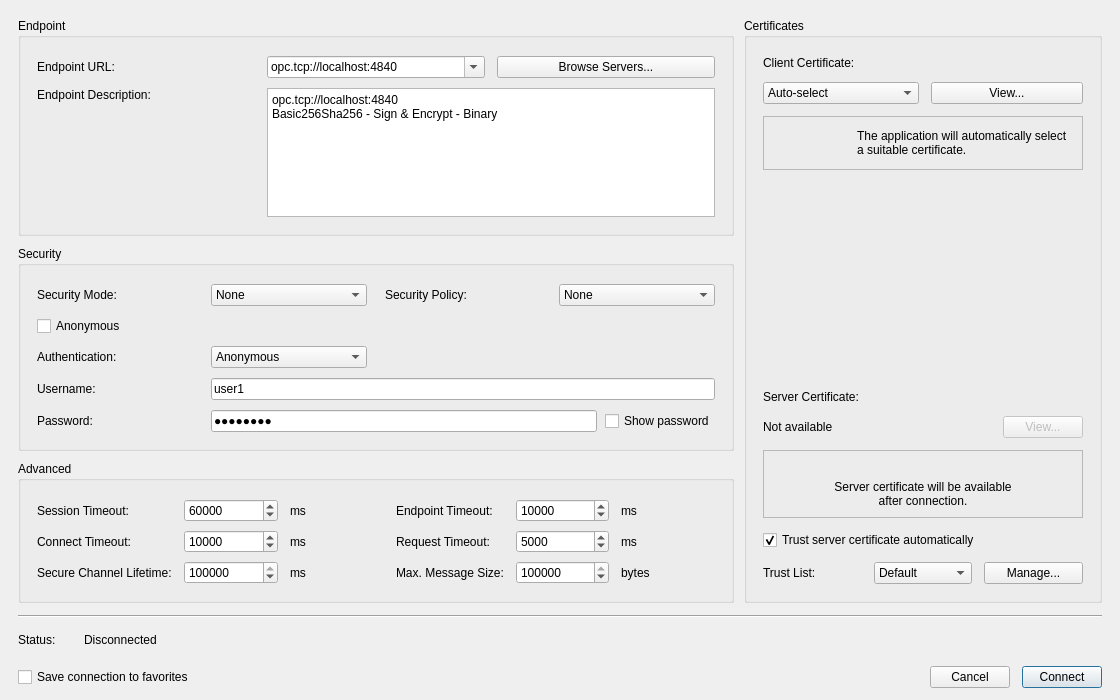
First picture: the form in src/dialogs/connectiondialog.ui, repository sanny32/OpenUaExplorer, before the edit.
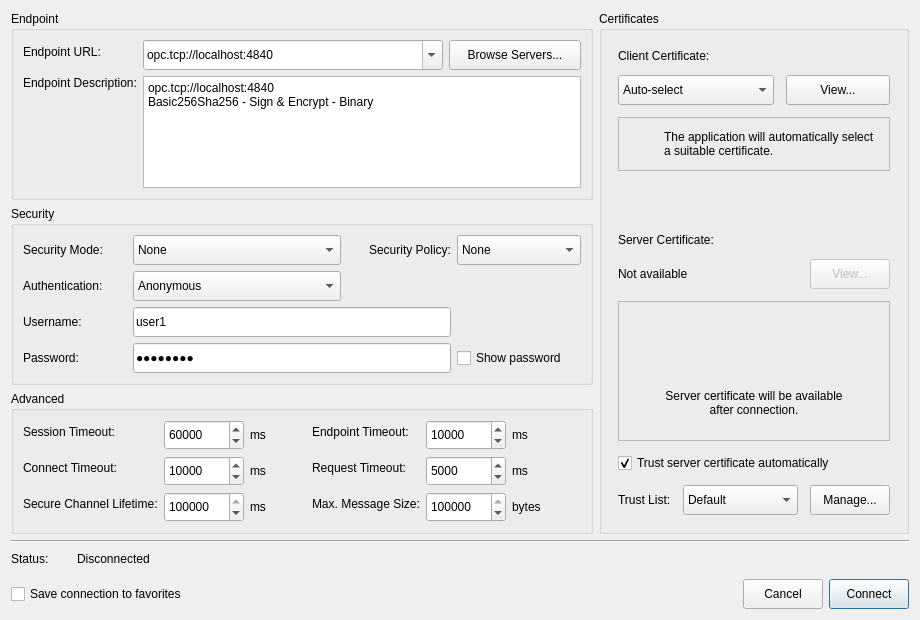
Second picture: the form after the edit. Icons and pictures are not drawn. Custom widgets are drawn as their Qt base class.

Commit message: refact: Update ConnectionDialog UI layout and properties for improved usability and aesthetics

Diff of the .ui file:
```diff
--- a/src/dialogs/connectiondialog.ui
+++ b/src/dialogs/connectiondialog.ui
@@ -6,13 +6,13 @@
    <rect>
     <x>0</x>
     <y>0</y>
-    <width>1120</width>
-    <height>700</height>
+    <width>920</width>
+    <height>620</height>
    </rect>
   </property>
   <property name="minimumSize">
    <size>
-    <width>980</width>
+    <width>920</width>
     <height>620</height>
    </size>
   </property>
@@ -23,92 +23,18 @@
    <iconset resource="../resources.qrc">
     <normaloff>:/app.ico</normaloff>:/app.ico</iconset>
   </property>
-  <layout class="QVBoxLayout" name="rootLayout">
-   <property name="spacing">
-    <number>12</number>
-   </property>
-   <property name="leftMargin">
-    <number>18</number>
-   </property>
-   <property name="topMargin">
-    <number>18</number>
-   </property>
-   <property name="rightMargin">
-    <number>18</number>
-   </property>
-   <property name="bottomMargin">
-    <number>12</number>
-   </property>
+  <layout class="QVBoxLayout" name="verticalLayout_2">
    <item>
-    <layout class="QHBoxLayout" name="contentLayout" stretch="2,1">
-     <property name="spacing">
-      <number>10</number>
-     </property>
+    <layout class="QHBoxLayout" name="horizontalLayout_9">
      <item>
-      <layout class="QVBoxLayout" name="leftLayout">
-       <property name="spacing">
-        <number>10</number>
-       </property>
+      <layout class="QVBoxLayout" name="verticalLayout">
        <item>
         <widget class="QGroupBox" name="endpointGroupBox">
          <property name="title">
           <string>Endpoint</string>
          </property>
-         <layout class="QGridLayout" name="endpointLayout">
-          <property name="leftMargin">
-           <number>16</number>
-          </property>
-          <property name="topMargin">
-           <number>18</number>
-          </property>
-          <property name="rightMargin">
-           <number>16</number>
-          </property>
-          <property name="bottomMargin">
-           <number>16</number>
-          </property>
-          <property name="horizontalSpacing">
-           <number>12</number>
-          </property>
-          <property name="verticalSpacing">
-           <number>10</number>
-          </property>
-          <item row="0" column="0">
-           <widget class="QLabel" name="endpointUrlLabel">
-            <property name="text">
-             <string>Endpoint URL:</string>
-            </property>
-           </widget>
-          </item>
-          <item row="0" column="1">
-           <widget class="QComboBox" name="endpointComboBox">
-            <property name="minimumHeight">
-             <number>30</number>
-            </property>
-            <property name="editable">
-             <bool>true</bool>
-            </property>
-            <item>
-             <property name="text">
-              <string>opc.tcp://localhost:4840</string>
-             </property>
-            </item>
-           </widget>
-          </item>
-          <item row="0" column="2">
-           <widget class="QPushButton" name="browseServersButton">
-            <property name="minimumHeight">
-             <number>34</number>
-            </property>
-            <property name="minimumWidth">
-             <number>116</number>
-            </property>
-            <property name="text">
-             <string>Browse Servers...</string>
-            </property>
-           </widget>
-          </item>
-          <item row="1" column="0">
+         <layout class="QFormLayout" name="formLayout">
+          <item row="2" column="0">
            <widget class="QLabel" name="endpointDescriptionLabel">
             <property name="text">
              <string>Endpoint Description:</string>
@@ -118,7 +44,7 @@
             </property>
            </widget>
           </item>
-          <item row="1" column="1" colspan="2">
+          <item row="2" column="1">
            <widget class="QTextEdit" name="endpointDescriptionEdit">
             <property name="minimumHeight">
              <number>56</number>
@@ -135,73 +61,144 @@
             </property>
            </widget>
           </item>
+          <item row="1" column="0">
+           <widget class="QLabel" name="endpointUrlLabel">
+            <property name="text">
+             <string>Endpoint URL:</string>
+            </property>
+           </widget>
+          </item>
+          <item row="1" column="1">
+           <layout class="QHBoxLayout" name="horizontalLayout">
+            <item>
+             <widget class="QComboBox" name="endpointComboBox">
+              <property name="minimumSize">
+               <size>
+                <width>300</width>
+                <height>30</height>
+               </size>
+              </property>
+              <property name="editable">
+               <bool>true</bool>
+              </property>
+              <item>
+               <property name="text">
+                <string>opc.tcp://localhost:4840</string>
+               </property>
+              </item>
+             </widget>
+            </item>
+            <item>
+             <widget class="QPushButton" name="browseServersButton">
+              <property name="minimumSize">
+               <size>
+                <width>0</width>
+                <height>30</height>
+               </size>
+              </property>
+              <property name="text">
+               <string>Browse Servers...</string>
+              </property>
+             </widget>
+            </item>
+           </layout>
+          </item>
          </layout>
         </widget>
        </item>
        <item>
         <widget class="QGroupBox" name="securityGroupBox">
+         <property name="sizePolicy">
+          <sizepolicy hsizetype="Preferred" vsizetype="Preferred">
+           <horstretch>0</horstretch>
+           <verstretch>0</verstretch>
+          </sizepolicy>
+         </property>
          <property name="title">
           <string>Security</string>
          </property>
-         <layout class="QGridLayout" name="securityLayout">
-          <property name="leftMargin">
-           <number>16</number>
-          </property>
-          <property name="topMargin">
-           <number>18</number>
-          </property>
-          <property name="rightMargin">
-           <number>16</number>
-          </property>
-          <property name="bottomMargin">
-           <number>16</number>
-          </property>
-          <property name="horizontalSpacing">
-           <number>18</number>
-          </property>
-          <property name="verticalSpacing">
-           <number>10</number>
-          </property>
-          <item row="0" column="0">
-           <widget class="QLabel" name="securityModeLabel">
+         <layout class="QGridLayout" name="gridLayout_2">
+          <item row="1" column="0">
+           <widget class="QLabel" name="authenticationLabel">
             <property name="text">
-             <string>Security Mode:</string>
+             <string>Authentication:</string>
             </property>
            </widget>
           </item>
-          <item row="0" column="1">
-           <widget class="QComboBox" name="securityModeComboBox">
-            <property name="minimumHeight">
-             <number>30</number>
+          <item row="2" column="0">
+           <widget class="QLabel" name="usernameLabel">
+            <property name="text">
+             <string>Username:</string>
             </property>
-            <item>
-             <property name="text">
-              <string>None</string>
-             </property>
-            </item>
-            <item>
-             <property name="text">
-              <string>Sign</string>
-             </property>
-            </item>
-            <item>
-             <property name="text">
-              <string>Sign &amp; Encrypt</string>
-             </property>
-            </item>
            </widget>
           </item>
-          <item row="0" column="2">
+          <item row="0" column="3">
            <widget class="QLabel" name="securityPolicyLabel">
             <property name="text">
              <string>Security Policy:</string>
             </property>
+            <property name="alignment">
+             <set>Qt::AlignRight|Qt::AlignTrailing|Qt::AlignVCenter</set>
+            </property>
            </widget>
           </item>
-          <item row="0" column="3">
+          <item row="2" column="1" colspan="3">
+           <widget class="QLineEdit" name="usernameEdit">
+            <property name="minimumSize">
+             <size>
+              <width>0</width>
+              <height>30</height>
+             </size>
+            </property>
+            <property name="text">
+             <string>user1</string>
+            </property>
+           </widget>
+          </item>
+          <item row="3" column="0">
+           <widget class="QLabel" name="passwordLabel">
+            <property name="text">
+             <string>Password:</string>
+            </property>
+           </widget>
+          </item>
+          <item row="3" column="1" colspan="3">
+           <widget class="QLineEdit" name="passwordEdit">
+            <property name="minimumSize">
+             <size>
+              <width>0</width>
+              <height>30</height>
+             </size>
+            </property>
+            <property name="text">
+             <string>password</string>
+            </property>
+            <property name="echoMode">
+             <enum>QLineEdit::EchoMode::Password</enum>
+            </property>
+           </widget>
+          </item>
+          <item row="0" column="0">
+           <widget class="QLabel" name="securityModeLabel">
+            <property name="text">
+             <string>Security Mode:</string>
+            </property>
+           </widget>
+          </item>
+          <item row="3" column="4">
+           <widget class="QCheckBox" name="showPasswordCheckBox">
+            <property name="text">
+             <string>Show password</string>
+            </property>
+           </widget>
+          </item>
+          <item row="0" column="4">
            <widget class="QComboBox" name="securityPolicyComboBox">
-            <property name="minimumHeight">
-             <number>30</number>
+            <property name="minimumSize">
+             <size>
+              <width>0</width>
+              <height>30</height>
+             </size>
             </property>
             <item>
              <property name="text">
@@ -220,24 +217,13 @@
             </item>
            </widget>
           </item>
-          <item row="1" column="0" colspan="4">
-           <widget class="QCheckBox" name="anonymousCheckBox">
-            <property name="text">
-             <string>Anonymous</string>
-            </property>
-           </widget>
-          </item>
-          <item row="2" column="0">
-           <widget class="QLabel" name="authenticationLabel">
-            <property name="text">
-             <string>Authentication:</string>
-            </property>
-           </widget>
-          </item>
-          <item row="2" column="1">
+          <item row="1" column="1" colspan="2">
            <widget class="QComboBox" name="authenticationComboBox">
-            <property name="minimumHeight">
-             <number>30</number>
+            <property name="minimumSize">
+             <size>
+              <width>0</width>
+              <height>30</height>
+             </size>
             </property>
             <item>
              <property name="text">
@@ -256,56 +242,30 @@
             </item>
            </widget>
           </item>
-          <item row="3" column="0">
-           <widget class="QLabel" name="usernameLabel">
-            <property name="text">
-             <string>Username:</string>
+          <item row="0" column="1" colspan="2">
+           <widget class="QComboBox" name="securityModeComboBox">
+            <property name="minimumSize">
+             <size>
+              <width>0</width>
+              <height>30</height>
+             </size>
             </property>
-           </widget>
-          </item>
-          <item row="3" column="1" colspan="3">
-           <widget class="QLineEdit" name="usernameEdit">
-            <property name="minimumHeight">
-             <number>30</number>
-            </property>
-            <property name="text">
-             <string>user1</string>
-            </property>
-           </widget>
-          </item>
-          <item row="4" column="0">
-           <widget class="QLabel" name="passwordLabel">
-            <property name="text">
-             <string>Password:</string>
-            </property>
-           </widget>
-          </item>
-          <item row="4" column="1" colspan="3">
-           <layout class="QHBoxLayout" name="passwordRowLayout">
-            <property name="spacing">
-             <number>8</number>
-            </property>
             <item>
-             <widget class="QLineEdit" name="passwordEdit">
-              <property name="minimumHeight">
-               <number>30</number>
-              </property>
-              <property name="text">
-               <string>password</string>
-              </property>
-              <property name="echoMode">
-               <enum>QLineEdit::EchoMode::Password</enum>
-              </property>
-             </widget>
+             <property name="text">
+              <string>None</string>
+             </property>
             </item>
             <item>
-             <widget class="QCheckBox" name="showPasswordCheckBox">
-              <property name="text">
-               <string>Show password</string>
-              </property>
-             </widget>
+             <property name="text">
+              <string>Sign</string>
+             </property>
             </item>
-           </layout>
+            <item>
+             <property name="text">
+              <string>Sign &amp; Encrypt</string>
+             </property>
+            </item>
+           </widget>
           </item>
          </layout>
         </widget>
@@ -315,203 +275,300 @@
          <property name="title">
           <string>Advanced</string>
          </property>
-         <layout class="QGridLayout" name="advancedLayout">
-          <property name="leftMargin">
-           <number>16</number>
-          </property>
-          <property name="topMargin">
-           <number>18</number>
-          </property>
-          <property name="rightMargin">
-           <number>16</number>
-          </property>
-          <property name="bottomMargin">
-           <number>16</number>
-          </property>
-          <property name="horizontalSpacing">
-           <number>12</number>
-          </property>
-          <property name="verticalSpacing">
-           <number>8</number>
-          </property>
-          <item row="0" column="0">
-           <widget class="QLabel" name="sessionTimeoutLabel">
-            <property name="text">
-             <string>Session Timeout:</string>
-            </property>
-           </widget>
+         <layout class="QHBoxLayout" name="horizontalLayout_8">
+          <item>
+           <layout class="QFormLayout" name="formLayout_3">
+            <item row="0" column="0">
+             <widget class="QLabel" name="sessionTimeoutLabel">
+              <property name="text">
+               <string>Session Timeout:</string>
+              </property>
+             </widget>
+            </item>
+            <item row="0" column="1">
+             <layout class="QHBoxLayout" name="horizontalLayout_2">
+              <item>
+               <widget class="QSpinBox" name="sessionTimeoutSpinBox">
+                <property name="minimumSize">
+                 <size>
+                  <width>80</width>
+                  <height>30</height>
+                 </size>
+                </property>
+                <property name="maximum">
+                 <number>1000000</number>
+                </property>
+                <property name="value">
+                 <number>60000</number>
+                </property>
+               </widget>
+              </item>
+              <item>
+               <widget class="QLabel" name="sessionTimeoutUnitLabel">
+                <property name="text">
+                 <string>ms</string>
+                </property>
+               </widget>
+              </item>
+              <item>
+               <spacer name="horizontalSpacer">
+                <property name="orientation">
+                 <enum>Qt::Horizontal</enum>
+                </property>
+                <property name="sizeHint" stdset="0">
+                 <size>
+                  <width>40</width>
+                  <height>20</height>
+                 </size>
+                </property>
+               </spacer>
+              </item>
+             </layout>
+            </item>
+            <item row="1" column="0">
+             <widget class="QLabel" name="connectTimeoutLabel">
+              <property name="text">
+               <string>Connect Timeout:</string>
+              </property>
+             </widget>
+            </item>
+            <item row="1" column="1">
+             <layout class="QHBoxLayout" name="horizontalLayout_3">
+              <item>
+               <widget class="QSpinBox" name="connectTimeoutSpinBox">
+                <property name="minimumSize">
+                 <size>
+                  <width>80</width>
+                  <height>30</height>
+                 </size>
+                </property>
+                <property name="maximum">
+                 <number>1000000</number>
+                </property>
+                <property name="value">
+                 <number>10000</number>
+                </property>
+               </widget>
+              </item>
+              <item>
+               <widget class="QLabel" name="connectTimeoutUnitLabel">
+                <property name="text">
+                 <string>ms</string>
+                </property>
+               </widget>
+              </item>
+              <item>
+               <spacer name="horizontalSpacer_2">
+                <property name="orientation">
+                 <enum>Qt::Horizontal</enum>
+                </property>
+                <property name="sizeHint" stdset="0">
+                 <size>
+                  <width>40</width>
+                  <height>20</height>
+                 </size>
+                </property>
+               </spacer>
+              </item>
+             </layout>
+            </item>
+            <item row="2" column="0">
+             <widget class="QLabel" name="secureChannelLifetimeLabel">
+              <property name="text">
+               <string>Secure Channel Lifetime:</string>
+              </property>
+             </widget>
+            </item>
+            <item row="2" column="1">
+             <layout class="QHBoxLayout" name="horizontalLayout_4">
+              <item>
+               <widget class="QSpinBox" name="secureChannelLifetimeSpinBox">
+                <property name="minimumSize">
+                 <size>
+                  <width>80</width>
+                  <height>30</height>
+                 </size>
+                </property>
+                <property name="maximum">
+                 <number>1000000</number>
+                </property>
+                <property name="value">
+                 <number>600000</number>
+                </property>
+               </widget>
+              </item>
+              <item>
+               <widget class="QLabel" name="secureChannelLifetimeUnitLabel">
+                <property name="text">
+                 <string>ms</string>
+                </property>
+               </widget>
+              </item>
+              <item>
+               <spacer name="horizontalSpacer_3">
+                <property name="orientation">
+                 <enum>Qt::Horizontal</enum>
+                </property>
+                <property name="sizeHint" stdset="0">
+                 <size>
+                  <width>40</width>
+                  <height>20</height>
+                 </size>
+                </property>
+               </spacer>
+              </item>
+             </layout>
+            </item>
+           </layout>
           </item>
-          <item row="0" column="1">
-           <widget class="QSpinBox" name="sessionTimeoutSpinBox">
-            <property name="minimumHeight">
-             <number>30</number>
-            </property>
-            <property name="maximum">
-             <number>1000000</number>
-            </property>
-            <property name="value">
-             <number>60000</number>
-            </property>
-           </widget>
-          </item>
-          <item row="0" column="2">
-           <widget class="QLabel" name="sessionTimeoutUnitLabel">
-            <property name="text">
-             <string>ms</string>
-            </property>
-           </widget>
-          </item>
-          <item row="0" column="3">
-           <widget class="QLabel" name="endpointTimeoutLabel">
-            <property name="text">
-             <string>Endpoint Timeout:</string>
-            </property>
-           </widget>
-          </item>
-          <item row="0" column="4">
-           <widget class="QSpinBox" name="endpointTimeoutSpinBox">
-            <property name="minimumHeight">
-             <number>30</number>
-            </property>
-            <property name="maximum">
-             <number>1000000</number>
-            </property>
-            <property name="value">
-             <number>10000</number>
-            </property>
-           </widget>
-          </item>
-          <item row="0" column="5">
-           <widget class="QLabel" name="endpointTimeoutUnitLabel">
-            <property name="text">
-             <string>ms</string>
-            </property>
-           </widget>
-          </item>
-          <item row="1" column="0">
-           <widget class="QLabel" name="connectTimeoutLabel">
-            <property name="text">
-             <string>Connect Timeout:</string>
-            </property>
-           </widget>
-          </item>
-          <item row="1" column="1">
-           <widget class="QSpinBox" name="connectTimeoutSpinBox">
-            <property name="minimumHeight">
-             <number>30</number>
-            </property>
-            <property name="maximum">
-             <number>1000000</number>
-            </property>
-            <property name="value">
-             <number>10000</number>
-            </property>
-           </widget>
-          </item>
-          <item row="1" column="2">
-           <widget class="QLabel" name="connectTimeoutUnitLabel">
-            <property name="text">
-             <string>ms</string>
-            </property>
-           </widget>
-          </item>
-          <item row="1" column="3">
-           <widget class="QLabel" name="requestTimeoutLabel">
-            <property name="text">
-             <string>Request Timeout:</string>
-            </property>
-           </widget>
-          </item>
-          <item row="1" column="4">
-           <widget class="QSpinBox" name="requestTimeoutSpinBox">
-            <property name="minimumHeight">
-             <number>30</number>
-            </property>
-            <property name="maximum">
-             <number>1000000</number>
-            </property>
-            <property name="value">
-             <number>5000</number>
-            </property>
-           </widget>
-          </item>
-          <item row="1" column="5">
-           <widget class="QLabel" name="requestTimeoutUnitLabel">
-            <property name="text">
-             <string>ms</string>
-            </property>
-           </widget>
-          </item>
-          <item row="2" column="0">
-           <widget class="QLabel" name="secureChannelLifetimeLabel">
-            <property name="text">
-             <string>Secure Channel Lifetime:</string>
-            </property>
-           </widget>
-          </item>
-          <item row="2" column="1">
-           <widget class="QSpinBox" name="secureChannelLifetimeSpinBox">
-            <property name="minimumHeight">
-             <number>30</number>
-            </property>
-            <property name="maximum">
-             <number>1000000</number>
-            </property>
-            <property name="value">
-             <number>600000</number>
-            </property>
-           </widget>
-          </item>
-          <item row="2" column="2">
-           <widget class="QLabel" name="secureChannelLifetimeUnitLabel">
-            <property name="text">
-             <string>ms</string>
-            </property>
-           </widget>
-          </item>
-          <item row="2" column="3">
-           <widget class="QLabel" name="maxMessageSizeLabel">
-            <property name="text">
-             <string>Max. Message Size:</string>
-            </property>
-           </widget>
-          </item>
-          <item row="2" column="4">
-           <widget class="QSpinBox" name="maxMessageSizeSpinBox">
-            <property name="minimumHeight">
-             <number>30</number>
-            </property>
-            <property name="maximum">
-             <number>10000000</number>
-            </property>
-            <property name="value">
-             <number>4194304</number>
-            </property>
-           </widget>
-          </item>
-          <item row="2" column="5">
-           <widget class="QLabel" name="maxMessageSizeUnitLabel">
-            <property name="text">
-             <string>bytes</string>
-            </property>
-           </widget>
+          <item>
+           <layout class="QFormLayout" name="formLayout_2">
+            <item row="0" column="0">
+             <widget class="QLabel" name="endpointTimeoutLabel">
+              <property name="text">
+               <string>Endpoint Timeout:</string>
+              </property>
+             </widget>
+            </item>
+            <item row="0" column="1">
+             <layout class="QHBoxLayout" name="horizontalLayout_5">
+              <item>
+               <widget class="QSpinBox" name="endpointTimeoutSpinBox">
+                <property name="minimumSize">
+                 <size>
+                  <width>80</width>
+                  <height>30</height>
+                 </size>
+                </property>
+                <property name="maximum">
+                 <number>1000000</number>
+                </property>
+                <property name="value">
+                 <number>10000</number>
+                </property>
+               </widget>
+              </item>
+              <item>
+               <widget class="QLabel" name="endpointTimeoutUnitLabel">
+                <property name="text">
+                 <string>ms</string>
+                </property>
+               </widget>
+              </item>
+              <item>
+               <spacer name="horizontalSpacer_4">
+                <property name="orientation">
+                 <enum>Qt::Horizontal</enum>
+                </property>
+                <property name="sizeHint" stdset="0">
+                 <size>
+                  <width>40</width>
+                  <height>20</height>
+                 </size>
+                </property>
+               </spacer>
+              </item>
+             </layout>
+            </item>
+            <item row="1" column="0">
+             <widget class="QLabel" name="requestTimeoutLabel">
+              <property name="text">
+               <string>Request Timeout:</string>
+              </property>
+             </widget>
+            </item>
+            <item row="1" column="1">
+             <layout class="QHBoxLayout" name="horizontalLayout_6">
+              <item>
+               <widget class="QSpinBox" name="requestTimeoutSpinBox">
+                <property name="minimumSize">
+                 <size>
+                  <width>80</width>
+                  <height>30</height>
+                 </size>
+                </property>
+                <property name="maximum">
+                 <number>1000000</number>
+                </property>
+                <property name="value">
+                 <number>5000</number>
+                </property>
+               </widget>
+              </item>
+              <item>
+               <widget class="QLabel" name="requestTimeoutUnitLabel">
+                <property name="text">
+                 <string>ms</string>
+                </property>
+               </widget>
+              </item>
+              <item>
+               <spacer name="horizontalSpacer_5">
+                <property name="orientation">
+                 <enum>Qt::Horizontal</enum>
+                </property>
+                <property name="sizeHint" stdset="0">
+                 <size>
+                  <width>40</width>
+                  <height>20</height>
+                 </size>
+                </property>
+               </spacer>
+              </item>
+             </layout>
+            </item>
+            <item row="2" column="0">
+             <widget class="QLabel" name="maxMessageSizeLabel">
+              <property name="text">
+               <string>Max. Message Size:</string>
+              </property>
+             </widget>
+            </item>
+            <item row="2" column="1">
+             <layout class="QHBoxLayout" name="horizontalLayout_7">
+              <item>
+               <widget class="QSpinBox" name="maxMessageSizeSpinBox">
+                <property name="minimumSize">
+                 <size>
+                  <width>80</width>
+                  <height>30</height>
+                 </size>
+                </property>
+                <property name="maximum">
+                 <number>10000000</number>
+                </property>
+                <property name="value">
+                 <number>4194304</number>
+                </property>
+               </widget>
+              </item>
+              <item>
+               <widget class="QLabel" name="maxMessageSizeUnitLabel">
+                <property name="text">
+                 <string>bytes</string>
+                </property>
+               </widget>
+              </item>
+              <item>
+               <spacer name="horizontalSpacer_6">
+                <property name="orientation">
+                 <enum>Qt::Horizontal</enum>
+                </property>
+                <property name="sizeHint" stdset="0">
+                 <size>
+                  <width>40</width>
+                  <height>20</height>
+                 </size>
+                </property>
+               </spacer>
+              </item>
+             </layout>
+            </item>
+           </layout>
           </item>
          </layout>
         </widget>
        </item>
-       <item>
-        <spacer name="leftBottomSpacer">
-         <property name="orientation">
-          <enum>Qt::Vertical</enum>
-         </property>
-         <property name="sizeHint" stdset="0">
-          <size>
-           <width>20</width>
-           <height>0</height>
-          </size>
-         </property>
-        </spacer>
-       </item>
       </layout>
      </item>
      <item>
@@ -546,8 +603,11 @@
          <layout class="QHBoxLayout" name="clientCertificateLayout">
           <item>
            <widget class="QComboBox" name="clientCertificateComboBox">
-            <property name="minimumHeight">
-             <number>30</number>
+            <property name="minimumSize">
+             <size>
+              <width>0</width>
+              <height>30</height>
+             </size>
             </property>
             <item>
              <property name="text">
@@ -563,11 +623,11 @@
           </item>
           <item>
            <widget class="QPushButton" name="clientCertificateViewButton">
-            <property name="minimumHeight">
-             <number>34</number>
-            </property>
-            <property name="minimumWidth">
-             <number>88</number>
+            <property name="minimumSize">
+             <size>
+              <width>0</width>
+              <height>30</height>
+             </size>
             </property>
             <property name="text">
              <string>View...</string>
@@ -668,11 +728,11 @@
             <property name="enabled">
              <bool>false</bool>
             </property>
-            <property name="minimumHeight">
-             <number>34</number>
-            </property>
-            <property name="minimumWidth">
-             <number>88</number>
+            <property name="minimumSize">
+             <size>
+              <width>0</width>
+              <height>30</height>
+             </size>
             </property>
             <property name="text">
              <string>View...</string>
@@ -683,8 +743,11 @@
         </item>
         <item>
          <widget class="QFrame" name="serverCertificateFrame">
-          <property name="minimumHeight">
-           <number>170</number>
+          <property name="minimumSize">
+           <size>
+            <width>0</width>
+            <height>140</height>
+           </size>
           </property>
           <property name="frameShape">
            <enum>QFrame::StyledPanel</enum>
@@ -731,6 +794,12 @@
          <layout class="QHBoxLayout" name="trustListLayout">
           <item>
            <widget class="QLabel" name="trustListLabel">
+            <property name="sizePolicy">
+             <sizepolicy hsizetype="Fixed" vsizetype="Preferred">
+              <horstretch>0</horstretch>
+              <verstretch>0</verstretch>
+             </sizepolicy>
+            </property>
             <property name="text">
              <string>Trust List:</string>
             </property>
@@ -738,8 +807,11 @@
           </item>
           <item>
            <widget class="QComboBox" name="trustListComboBox">
-            <property name="minimumHeight">
-             <number>30</number>
+            <property name="minimumSize">
+             <size>
+              <width>0</width>
+              <height>30</height>
+             </size>
             </property>
             <item>
              <property name="text">
@@ -760,11 +832,17 @@
           </item>
           <item>
            <widget class="QPushButton" name="trustListManageButton">
-            <property name="minimumHeight">
-             <number>34</number>
+            <property name="sizePolicy">
+             <sizepolicy hsizetype="Fixed" vsizetype="Fixed">
+              <horstretch>0</horstretch>
+              <verstretch>0</verstretch>
+             </sizepolicy>
             </property>
-            <property name="minimumWidth">
-             <number>88</number>
+            <property name="minimumSize">
+             <size>
+              <width>0</width>
+              <height>30</height>
+             </size>
             </property>
             <property name="text">
              <string>Manage...</string>
@@ -877,11 +955,11 @@
      </item>
      <item>
       <widget class="QPushButton" name="cancelButton">
-       <property name="minimumHeight">
-        <number>34</number>
-       </property>
-       <property name="minimumWidth">
-        <number>116</number>
+       <property name="minimumSize">
+        <size>
+         <width>0</width>
+         <height>30</height>
+        </size>
        </property>
        <property name="text">
         <string>Cancel</string>
@@ -890,11 +968,11 @@
      </item>
      <item>
       <widget class="ColoredPushButton" name="connectButton">
-       <property name="minimumHeight">
-        <number>34</number>
-       </property>
-       <property name="minimumWidth">
-        <number>142</number>
+       <property name="minimumSize">
+        <size>
+         <width>0</width>
+         <height>30</height>
+        </size>
        </property>
        <property name="text">
         <string>Connect</string>
@@ -908,6 +986,13 @@
    </item>
   </layout>
  </widget>
+ <customwidgets>
+  <customwidget>
+   <class>ColoredPushButton</class>
+   <extends>QPushButton</extends>
+   <header>widgets/coloredpushbutton.h</header>
+  </customwidget>
+ </customwidgets>
  <tabstops>
   <tabstop>endpointComboBox</tabstop>
   <tabstop>browseServersButton</tabstop>
@@ -933,13 +1018,6 @@
   <tabstop>cancelButton</tabstop>
   <tabstop>connectButton</tabstop>
  </tabstops>
- <customwidgets>
-  <customwidget>
-   <class>ColoredPushButton</class>
-   <extends>QPushButton</extends>
-   <header>widgets/coloredpushbutton.h</header>
-  </customwidget>
- </customwidgets>
  <resources>
   <include location="../resources.qrc"/>
  </resources>
```
Left out of the diff: 17 changed lines with no effect on the pictures.
